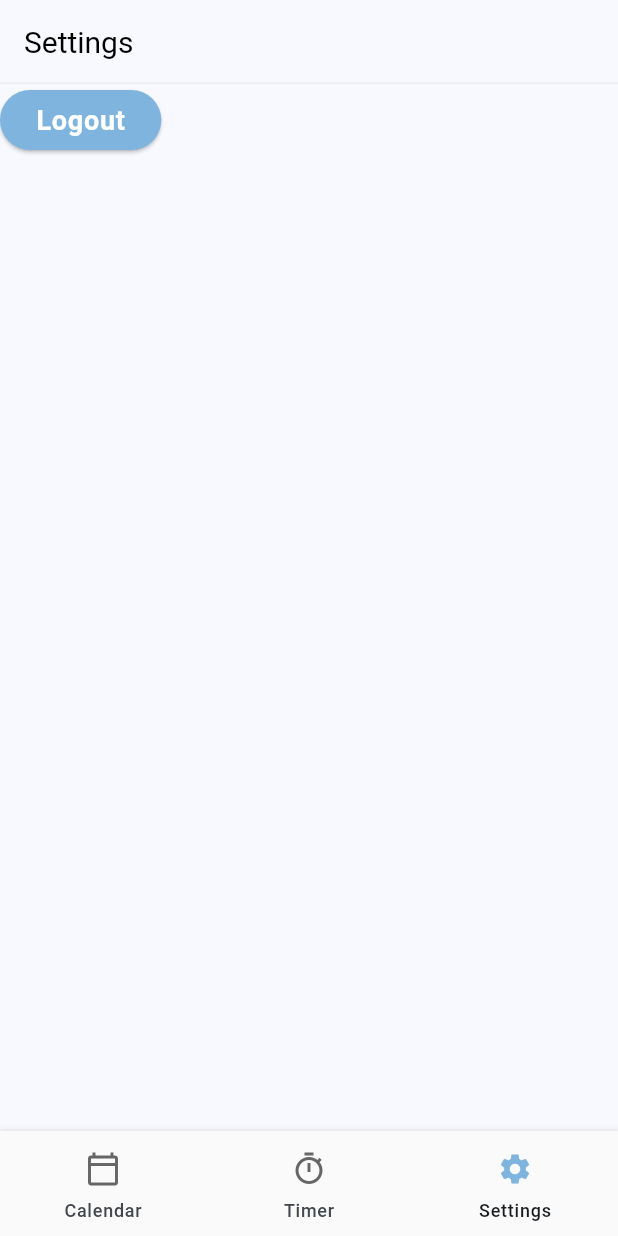
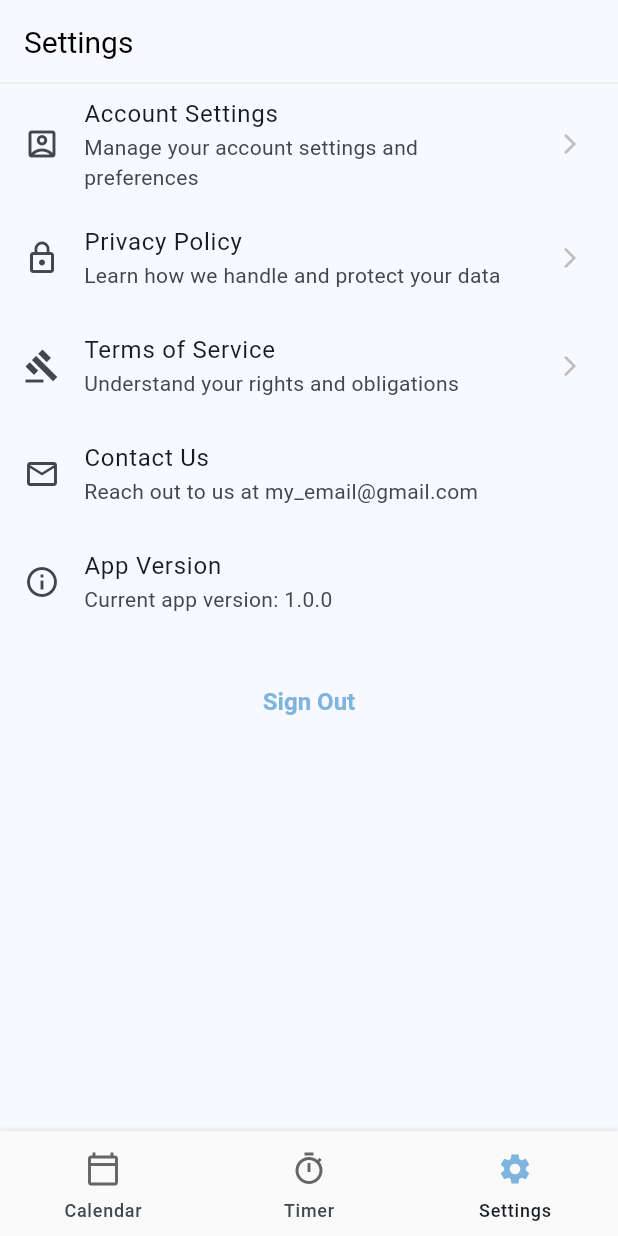
Before and after one commit to nur-hidayati/focusnest, a Flutter app: the SettingsScreen screen opened by its route, on a phone screen of 412 x 824 dp. Run offline on Flutter 3.47's test engine with Material 3 defaults, Android fonts, the phone set to English and light mode, and no system bars; our stand-ins replace awesome_notifications, cloud_firestore, drift, firebase_auth, firebase_core, flutter_riverpod and 8 more; missing offline and left inert: sqlite3; accounts and stored records are empty; generated files the repository leaves out were written again.

Commit message:
update settings screen

```diff
--- a/lib/src/features/settings/presentation/settings_screen.dart
+++ b/lib/src/features/settings/presentation/settings_screen.dart
@@ -1,6 +1,8 @@
 import 'package:flutter/material.dart';
 import 'package:flutter_riverpod/flutter_riverpod.dart';
-import 'package:focusnest/src/common_widgets/custom_button.dart';
+import 'package:focusnest/src/common_widgets/link_text_button.dart';
+import 'package:focusnest/src/constants/app_color.dart';
+import 'package:focusnest/src/constants/spacers.dart';
 import 'package:focusnest/src/features/settings/presentation/settings_screen_controller.dart';
 import 'package:focusnest/src/utils/alert_dialogs.dart';
 import 'package:focusnest/src/utils/async_value_ui.dart';
@@ -19,22 +21,109 @@ class SettingsScreen extends ConsumerWidget {
       appBar: AppBar(
         title: const Text('Settings'),
       ),
-      body: CustomButton(
-        title: 'Logout',
-        isFullWidth: false,
+      body: SingleChildScrollView(
+        child: Column(
+          children: [
+            ListView(
+              shrinkWrap: true,
+              children: const [
+                SettingTile(
+                  title: 'Account Settings',
+                  subtitle: 'Manage your account settings and preferences',
+                  icon: Icons.account_box_outlined,
+                ),
+                SettingTile(
+                  title: 'Privacy Policy',
+                  subtitle: 'Learn how we handle and protect your data',
+                  icon: Icons.lock_outline,
+                ),
+                SettingTile(
+                  title: 'Terms of Service',
+                  subtitle: 'Understand your rights and obligations',
+                  icon: Icons.gavel_outlined,
+                ),
+                SettingTile(
+                  title: 'Contact Us',
+                  // TODO: Use real email
+                  subtitle: 'Reach out to us at my_email@gmail.com',
+                  icon: Icons.mail_outline,
+                  hasTrailingIcon: false,
+                ),
+                SettingTile(
+                  title: 'App Version',
+                  subtitle: 'Current app version: 1.0.0',
+                  icon: Icons.info_outline,
+                  hasTrailingIcon: false,
+                ),
+              ],
+            ),
+            Spacers.mediumVertical,
+            LinkTextButton(
+              title: 'Sign Out',
               onPressed: state.isLoading
                   ? null
                   : () async {
-                final logout = await showAlertDialog(
+                      final logoutConfirmed = await showAlertDialog(
                         context: context,
-                  title: 'Are you sure?',
-                  defaultActionText: 'Logout',
+                        title: 'Confirm Sign Out',
+                        content:
+                            'Are you sure you want to sign out of FocusNest? This will end your current session.',
+                        defaultActionText: 'Yes',
                       );
-                if (logout == true) {
-                  ref.read(settingsScreenControllerProvider.notifier).signOut();
+                      if (logoutConfirmed == true) {
+                        ref
+                            .read(settingsScreenControllerProvider.notifier)
+                            .signOut();
+                      }
+
+                      if (logoutConfirmed == true) {
+                        ref
+                            .read(settingsScreenControllerProvider.notifier)
+                            .signOut();
                       }
                     },
+            ),
+          ],
+        ),
       ),
     );
   }
 }
+
+class SettingTile extends StatelessWidget {
+  final String title;
+  final String? subtitle;
+  final IconData icon;
+  final bool hasTrailingIcon;
+
+  const SettingTile({
+    required this.title,
+    required this.subtitle,
+    required this.icon,
+    this.hasTrailingIcon = true,
+    super.key,
+  });
+
+  @override
+  Widget build(BuildContext context) {
+    return Column(
+      children: [
+        ListTile(
+          leading: Icon(icon),
+          title: Text(title),
+          subtitle: subtitle != null ? Text(subtitle!) : null,
+          trailing: hasTrailingIcon
+              ? const Icon(
+                  Icons.arrow_forward_ios,
+                  size: 16,
+                  color: AppColor.lightGreyColor,
+                )
+              : null,
+          onTap: () {
+            // Handle your tile tap here
+          },
+        ),
+      ],
+    );
+  }
+}
--- a/lib/src/utils/theme.dart
+++ b/lib/src/utils/theme.dart
@@ -48,6 +48,7 @@ ThemeData appTheme() {
     ),
     cardTheme: CardTheme(
       surfaceTintColor: Colors.white,
+      color: AppColor.inputColor,
       margin: EdgeInsets.zero,
       shadowColor: Colors.transparent,
       shape: RoundedRectangleBorder(
```
Lines whose indentation alone changed are shown as unchanged.
